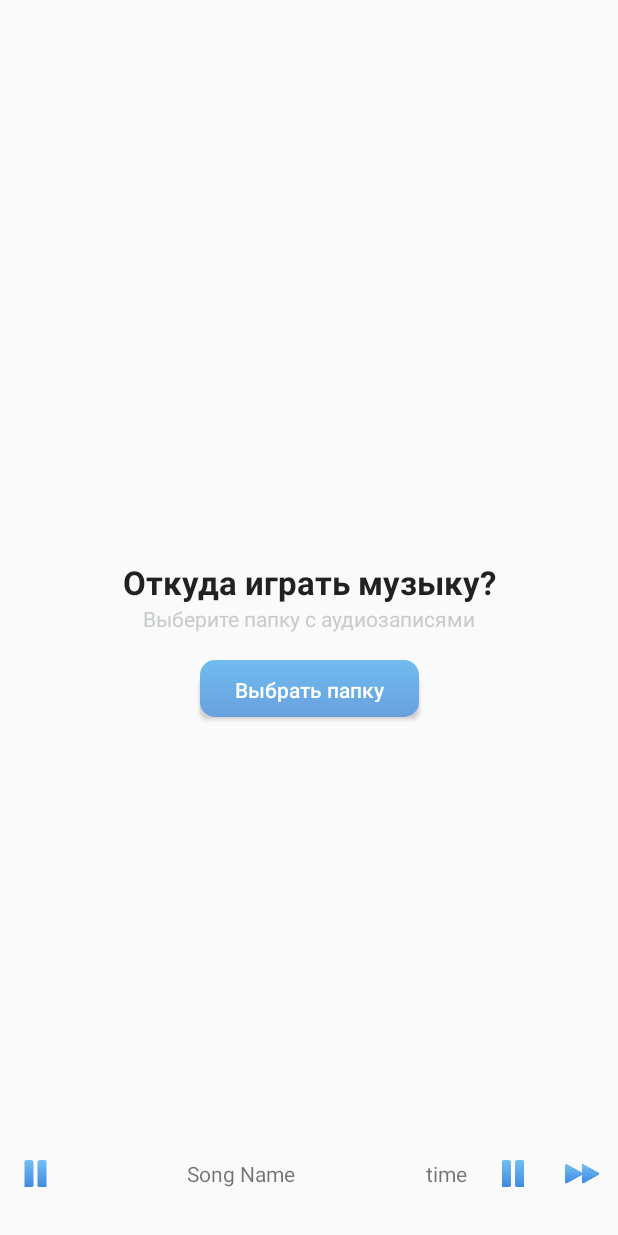
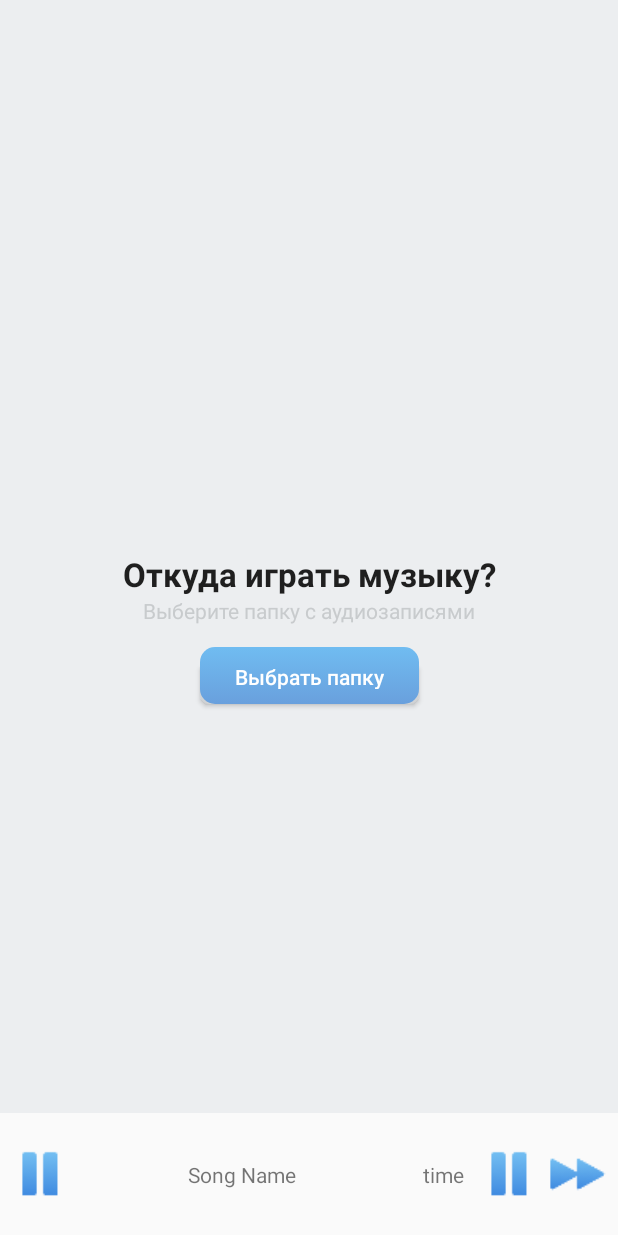
Before and after one commit to IgorAnohin/Mp3Player, an Android app: the screen it shows after launch (MainActivity), on a phone screen of 412 x 824 dp. Run offline under Robolectric (Android 15) with nearby library versions, the phone set to English and light mode, and no system bars.

Commit message:
activity_main: first good desing

```diff
--- a/app/src/main/res/layout/activity_main.xml
+++ b/app/src/main/res/layout/activity_main.xml
@@ -1,11 +1,19 @@
 <?xml version="1.0" encoding="utf-8"?>
-<android.support.constraint.ConstraintLayout
+<LinearLayout
     xmlns:android="http://schemas.android.com/apk/res/android"
     xmlns:tools="http://schemas.android.com/tools"
     xmlns:app="http://schemas.android.com/apk/res-auto"
+    android:orientation="vertical"
     android:layout_width="match_parent"
     android:layout_height="match_parent"
     tools:context=".MainActivity">
+
+    <android.support.constraint.ConstraintLayout
+            android:layout_width="match_parent"
+            android:layout_height="match_parent"
+            android:layout_weight="0.1"
+            android:background="#eceef0"
+            >
 
         <TextView
                 android:id="@+id/main_question"
@@ -40,7 +48,8 @@
                 app:layout_constraintBottom_toBottomOf="parent"
                 app:layout_constraintLeft_toLeftOf="parent"
                 app:layout_constraintRight_toRightOf="parent"
-            app:layout_constraintTop_toTopOf="parent"/>
+                app:layout_constraintTop_toTopOf="parent" app:layout_constraintHorizontal_bias="0.0"
+                app:layout_constraintVertical_bias="0.55"/>
 
         <Button
                 android:id="@+id/search_button"
@@ -60,23 +69,16 @@
                 app:layout_constraintTop_toBottomOf="@id/little_text_hint"
                 app:layout_constraintVertical_bias="0.05"/>
 
+
+    </android.support.constraint.ConstraintLayout>
+
     <LinearLayout
-            android:id="@+id/shadow_element"
+            android:id="@+id/song_shortcat"
             android:layout_width="match_parent"
-            android:layout_height="wrap_content"
-            app:layout_constraintBottom_toBottomOf="parent"
-            app:layout_constraintTop_toTopOf="parent"
-            app:layout_constraintLeft_toLeftOf="parent"
-            app:layout_constraintRight_toRightOf="parent"
-            app:layout_constraintVertical_bias="0.9">
-    </LinearLayout>
-    <LinearLayout
-            android:layout_width="match_parent"
-            android:layout_height="wrap_content"
-            app:layout_constraintBottom_toBottomOf="parent"
-            app:layout_constraintTop_toTopOf="@id/shadow_element"
-            app:layout_constraintLeft_toLeftOf="parent"
-            app:layout_constraintRight_toRightOf="parent"
+            android:layout_height="match_parent"
+            android:layout_marginRight="4dp"
+            android:layout_marginLeft="4dp"
+            android:layout_weight="0.9"
             android:padding="1dp">
 
         <ImageView
@@ -108,6 +110,4 @@
                 android:layout_weight="2"/>
     </LinearLayout>
 
-
-
-</android.support.constraint.ConstraintLayout>
+</LinearLayout>
```
Lines whose indentation alone changed are shown as unchanged.
